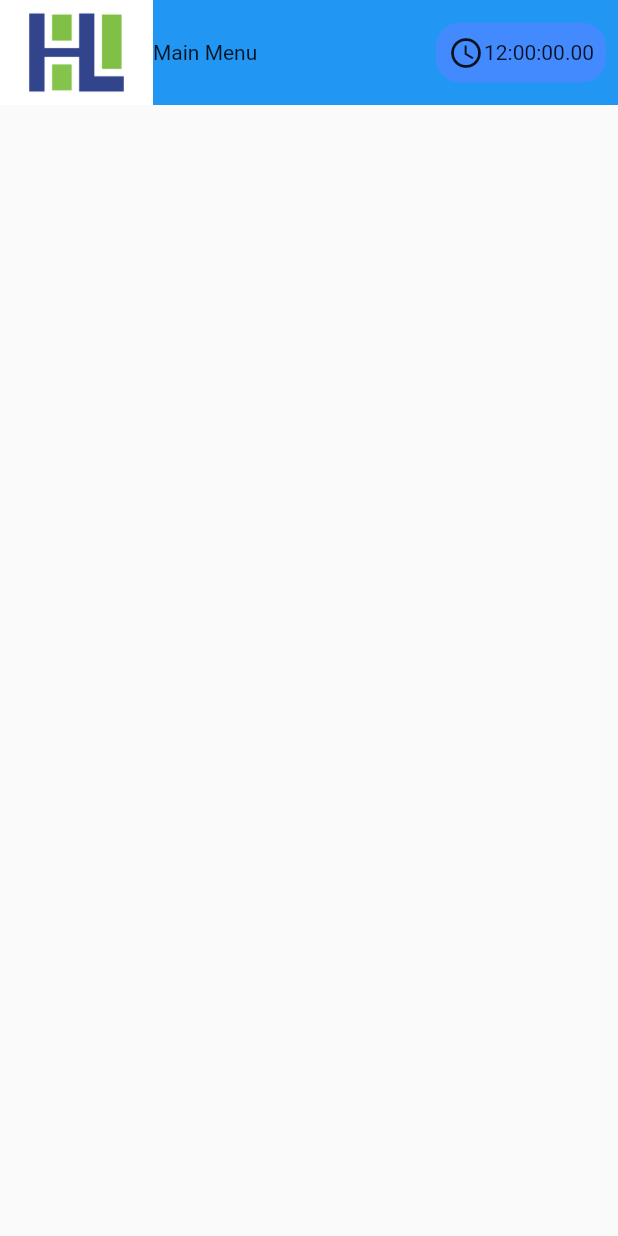
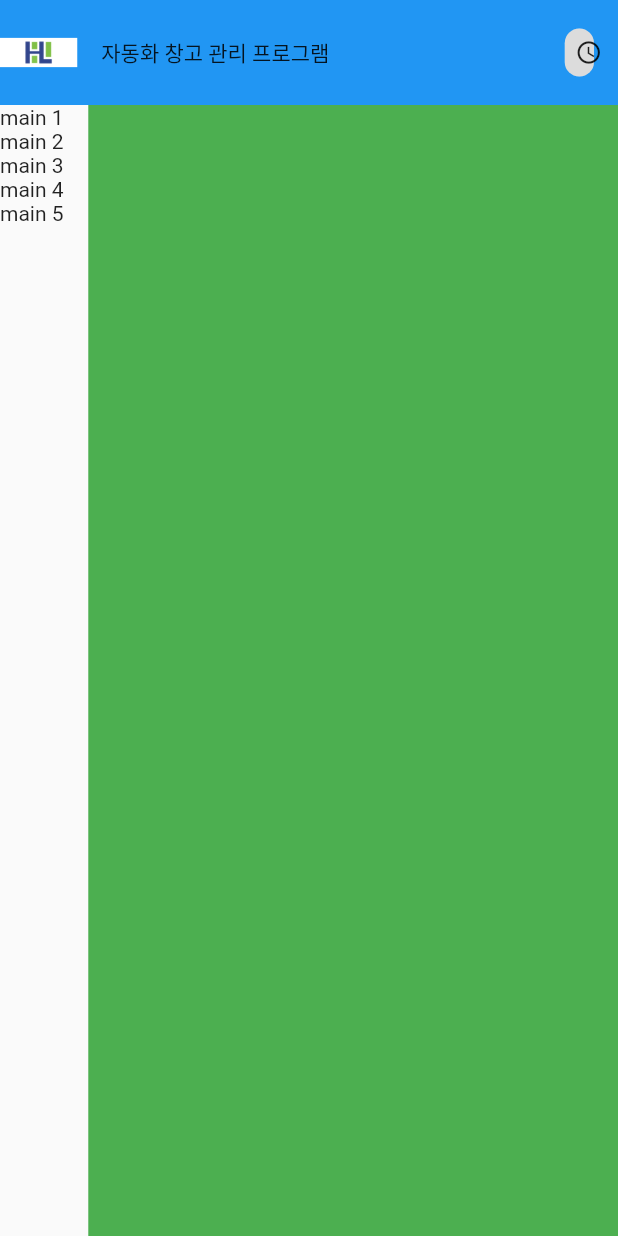
Before and after one commit to JaehoPyo/warehouse_management, a Flutter app: the screen it shows after launch, on a phone screen of 412 x 824 dp. Run offline on Flutter 3.47's test engine with Material 2 defaults, Android fonts, the light colour scheme and no system bars.

Commit message:
사이드메뉴 만드는중

```diff
--- /dev/null
+++ b/lib/components/main_app_bar.dart
@@ -0,0 +1,82 @@
+import 'dart:async';
+
+import 'package:flutter/material.dart';
+import 'package:intl/intl.dart';
+import 'package:provider/provider.dart';
+import 'package:warehouse_management/provider/current_page.dart';
+
+class MainAppBar extends StatefulWidget with PreferredSizeWidget {
+  MainAppBar({super.key});
+
+  @override
+  State<MainAppBar> createState() => _MainAppBarState();
+
+  @override
+  Size get preferredSize => const Size(
+        double.maxFinite,
+        70,
+      );
+}
+
+class _MainAppBarState extends State<MainAppBar> {
+  late Timer _tmrNow;
+  String _dateTime = DateFormat('yyyy-MM-dd HH:mm:ss').format(DateTime.now());
+  @override
+  void initState() {
+    super.initState();
+    _tmrNow = Timer.periodic(const Duration(seconds: 1), (timer) {
+      setState(() {
+        _dateTime = DateFormat('yyyy-MM-dd HH:mm:ss').format(DateTime.now());
+      });
+    });
+  }
+
+  @override
+  void dispose() {
+    super.dispose();
+    _tmrNow.cancel();
+  }
+
+  @override
+  Widget build(BuildContext context) {
+    return SafeArea(
+      child: Container(
+        width: widget.preferredSize.width,
+        height: widget.preferredSize.height,
+        color: Colors.blue,
+        child: Row(
+          children: [
+            Expanded(
+              flex: 1,
+              child: Container(
+                padding: const EdgeInsets.symmetric(horizontal: 16),
+                color: Colors.white,
+                child: Image.asset('assets/images/logo.png'),
+              ),
+            ),
+            Expanded(
+              flex: 5,
+              child: Consumer<CurrentPage>(
+                builder: (context, value, child) => Padding(
+                  padding: const EdgeInsets.symmetric(horizontal: 16.0),
+                  child: Text(value.currentPage),
+                ),
+              ),
+            ),
+            const Spacer(),
+            Expanded(
+              flex: 1,
+              child: Container(
+                margin: const EdgeInsets.symmetric(horizontal: 16.0),
+                child: Chip(
+                  avatar: const Icon(Icons.access_time),
+                  label: Text(_dateTime),
+                ),
+              ),
+            ),
+          ],
+        ),
+      ),
+    );
+  }
+}
--- a/lib/main.dart
+++ b/lib/main.dart
@@ -1,4 +1,9 @@
 import 'package:flutter/material.dart';
+import 'package:provider/provider.dart';
+import 'package:warehouse_management/model/side_menu_model.dart';
+import 'package:warehouse_management/provider/current_page.dart';
+
+import 'components/main_app_bar.dart';
 
 void main() {
   runApp(const MyApp());
@@ -10,12 +15,19 @@ class MyApp extends StatelessWidget {
   // This widget is the root of your application.
   @override
   Widget build(BuildContext context) {
-    return MaterialApp(
-      debugShowCheckedModeBanner: false,
-      theme: ThemeData(
-        primarySwatch: Colors.blue,
+    return MultiProvider(
+      providers: [
+        ChangeNotifierProvider<CurrentPage>(
+          create: (context) => CurrentPage(),
+        )
+      ],
+      child: MaterialApp(
+        debugShowCheckedModeBanner: false,
+        theme: ThemeData(
+          primarySwatch: Colors.blue,
+        ),
+        home: const MainLayout(),
       ),
-      home: const MainLayout(),
     );
   }
 }
@@ -31,52 +43,50 @@ class _MainLayoutState extends State<MainLayout> {
   @override
   Widget build(BuildContext context) {
     return Scaffold(
-      appBar: const MainAppBar(),
-      body: Container(),
+      appBar: MainAppBar(),
+      body: Row(children: [
+        Expanded(
+          flex: 1,
+          child: SideMenu(),
+        ),
+        Expanded(
+          flex: 6,
+          child: Container(
+            color: Colors.green,
+          ),
+        ),
+      ]),
     );
   }
 }
 
-class MainAppBar extends StatelessWidget with PreferredSizeWidget {
-  @override
-  Size get preferredSize => const Size(
-        double.maxFinite,
-        70,
-      );
-  const MainAppBar({super.key});
+class SideMenu extends StatelessWidget {
+  SideMenu({super.key});
+
+  final List<SideMenuModel> menuList = [
+    SideMenuModel(
+        mainItem: "main 1",
+        subItem: ["sub 1-1", "sub 1-2", "sub 1-3", "sub 1-4"]),
+    SideMenuModel(
+        mainItem: "main 2",
+        subItem: ["sub 2-1", "sub 2-2", "sub 2-3", "sub 2-4"]),
+    SideMenuModel(
+        mainItem: "main 3",
+        subItem: ["sub 3-1", "sub 3-2", "sub 3-3", "sub 3-4"]),
+    SideMenuModel(
+        mainItem: "main 4",
+        subItem: ["sub 4-1", "sub 4-2", "sub 4-3", "sub 4-4"]),
+    SideMenuModel(
+        mainItem: "main 5",
+        subItem: ["sub 5-1", "sub 5-2", "sub 5-3", "sub 5-4"]),
+  ];
 
   @override
   Widget build(BuildContext context) {
-    return SafeArea(
-      child: Container(
-        width: preferredSize.width,
-        height: preferredSize.height,
-        color: Colors.blue,
-        child:
-            Row(mainAxisAlignment: MainAxisAlignment.spaceBetween, children: [
-          Container(
-            padding: const EdgeInsets.symmetric(horizontal: 16),
-            color: Colors.white,
-            child: Image.asset('assets/images/logo.png'),
-          ),
-          Text("Main Menu"),
-          const Spacer(),
-          Container(
-            decoration: BoxDecoration(
-              borderRadius: BorderRadius.circular(16.0),
-              color: Colors.blueAccent,
-            ),
-            padding: const EdgeInsets.all(8.0),
-            margin: const EdgeInsets.symmetric(horizontal: 8.0),
-            child: Row(
-              children: const [
-                Icon(Icons.access_time),
-                Text("12:00:00.00"),
-              ],
-            ),
-          ),
-        ]),
-      ),
-    );
+    return ListView.builder(
+        itemCount: menuList.length,
+        itemBuilder: (context, index) {
+          return Text(menuList[index].mainItem);
+        });
   }
 }
--- /dev/null
+++ b/lib/model/side_menu_model.dart
@@ -0,0 +1,5 @@
+class SideMenuModel {
+  String mainItem;
+  List<String>? subItem;
+  SideMenuModel({required this.mainItem, this.subItem});
+}
--- /dev/null
+++ b/lib/provider/current_page.dart
@@ -0,0 +1,11 @@
+import 'package:flutter/material.dart';
+
+class CurrentPage with ChangeNotifier {
+  String _currentPage = '자동화 창고 관리 프로그램';
+  String get currentPage => _currentPage;
+
+  setCurrentPage(String currentPage) {
+    _currentPage = currentPage;
+    notifyListeners();
+  }
+}
--- a/pubspec.yaml
+++ b/pubspec.yaml
@@ -31,6 +31,8 @@ environment:
 dependencies:
   flutter:
     sdk: flutter
+  intl:
+  provider:
 
 
   # The following adds the Cupertino Icons font to your application.
```
Also changed, not shown: pubspec.lock.
